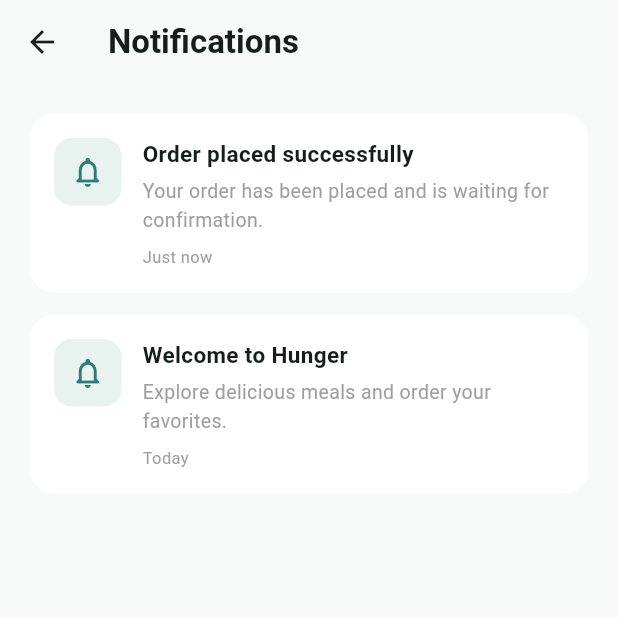
After one commit to Abdullah9b/hunger-flutter-app, a Flutter app: the screen it shows once a user with an empty profile is signed in, after a tap on the "notifications none" icon, on a phone screen of 412 x 824 dp, the top half of it. The commit adds this screen. Run offline on Flutter 3.47's test engine with Material 3 defaults, Android fonts, the phone set to English and light mode, and no system bars; our stand-ins replace cloud_firestore, firebase_auth, firebase_core; accounts and stored records are empty; network calls fail.

Commit message:
Add notifications and profile

```diff
--- a/lib/main.dart
+++ b/lib/main.dart
@@ -15,6 +15,7 @@ import 'services/favorite_service.dart';
 import 'screens/cart/cart_screen.dart';
 import 'screens/orders/orders_screen.dart';
 import 'screens/favorite/favorite_screen.dart';
+import 'screens/notifications/notification_screen.dart';
 
 void main() async {
   WidgetsFlutterBinding.ensureInitialized();
@@ -187,6 +188,15 @@ class _HungerHomePageState extends State<HungerHomePage> {
                           ),
                         ],
                       ),
+                      child: GestureDetector(
+                        onTap: () {
+                          Navigator.push(
+                            context,
+                            MaterialPageRoute(
+                              builder: (context) => const NotificationScreen(),
+                            ),
+                          );
+                        },
                         child: Stack(
                           children: [
                             const Center(
@@ -208,6 +218,7 @@ class _HungerHomePageState extends State<HungerHomePage> {
                               ),
                             ),
                           ],
+                        ),
                       ),
                     ),
                   ],
--- /dev/null
+++ b/lib/screens/notifications/notification_screen.dart
@@ -0,0 +1,96 @@
+import 'package:flutter/material.dart';
+
+class NotificationScreen extends StatelessWidget {
+  const NotificationScreen({super.key});
+
+  @override
+  Widget build(BuildContext context) {
+    return Scaffold(
+      backgroundColor: const Color(0xFFF8FAF9),
+      appBar: AppBar(
+        backgroundColor: const Color(0xFFF8FAF9),
+        elevation: 0,
+        title: const Text(
+          'Notifications',
+          style: TextStyle(fontWeight: FontWeight.bold),
+        ),
+      ),
+      body: ListView(
+        padding: const EdgeInsets.all(20),
+        children: [
+          _buildNotification(
+            icon: Icons.receipt_long,
+            title: 'Order placed successfully',
+            message:
+                'Your order has been placed and is waiting for confirmation.',
+            time: 'Just now',
+          ),
+          _buildNotification(
+            icon: Icons.restaurant,
+            title: 'Welcome to Hunger',
+            message: 'Explore delicious meals and order your favorites.',
+            time: 'Today',
+          ),
+        ],
+      ),
+    );
+  }
+
+  Widget _buildNotification({
+    required IconData icon,
+    required String title,
+    required String message,
+    required String time,
+  }) {
+    return Container(
+      margin: const EdgeInsets.only(bottom: 15),
+      padding: const EdgeInsets.all(16),
+      decoration: BoxDecoration(
+        color: Colors.white,
+        borderRadius: BorderRadius.circular(16),
+      ),
+      child: Row(
+        crossAxisAlignment: CrossAxisAlignment.start,
+        children: [
+          Container(
+            width: 45,
+            height: 45,
+            decoration: BoxDecoration(
+              color: const Color(0xFFE8F3F0),
+              borderRadius: BorderRadius.circular(12),
+            ),
+            child: const Icon(
+              Icons.notifications_none_rounded,
+              color: Color(0xFF2F7D72),
+            ),
+          ),
+          const SizedBox(width: 14),
+          Expanded(
+            child: Column(
+              crossAxisAlignment: CrossAxisAlignment.start,
+              children: [
+                Text(
+                  title,
+                  style: const TextStyle(
+                    fontWeight: FontWeight.bold,
+                    fontSize: 15,
+                  ),
+                ),
+                const SizedBox(height: 5),
+                Text(
+                  message,
+                  style: const TextStyle(color: Colors.grey, fontSize: 13),
+                ),
+                const SizedBox(height: 7),
+                Text(
+                  time,
+                  style: const TextStyle(color: Colors.grey, fontSize: 11),
+                ),
+              ],
+            ),
+          ),
+        ],
+      ),
+    );
+  }
+}
```
Lines whose indentation alone changed are shown as unchanged.
